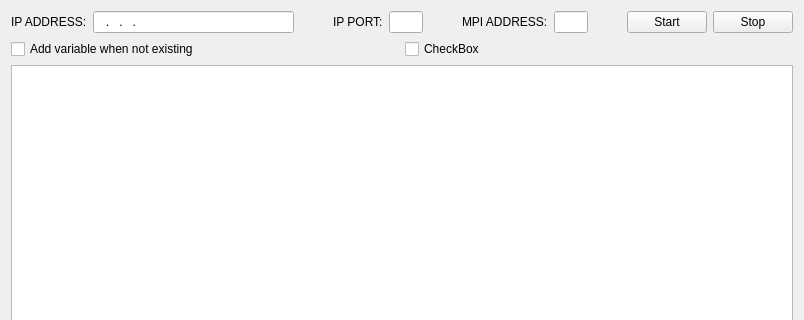
The window that ibhServerGui.ui (shateks/ibh-link-s7-python-app) describes before a commit, drawn with Qt 5; both pictures show x 0 to 804 and y 0 to 320 of the 804 by 643 pixel window.
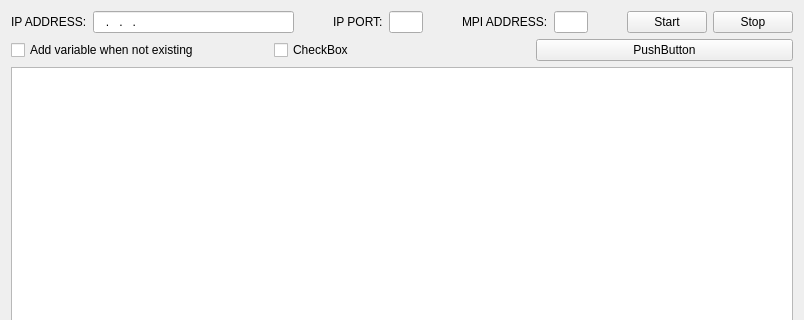
The same window after the commit.

Commit message: Changing mask in edit fields

Patch:
```diff
--- a/ibhServerGui.ui
+++ b/ibhServerGui.ui
@@ -129,6 +129,13 @@
        </property>
       </widget>
      </item>
+     <item>
+      <widget class="QPushButton" name="pushButton">
+       <property name="text">
+        <string>PushButton</string>
+       </property>
+      </widget>
+     </item>
     </layout>
    </item>
    <item>
```
Left out of the diff: 6 changed lines with no effect on the pictures. The commit also changes 1 other file.
